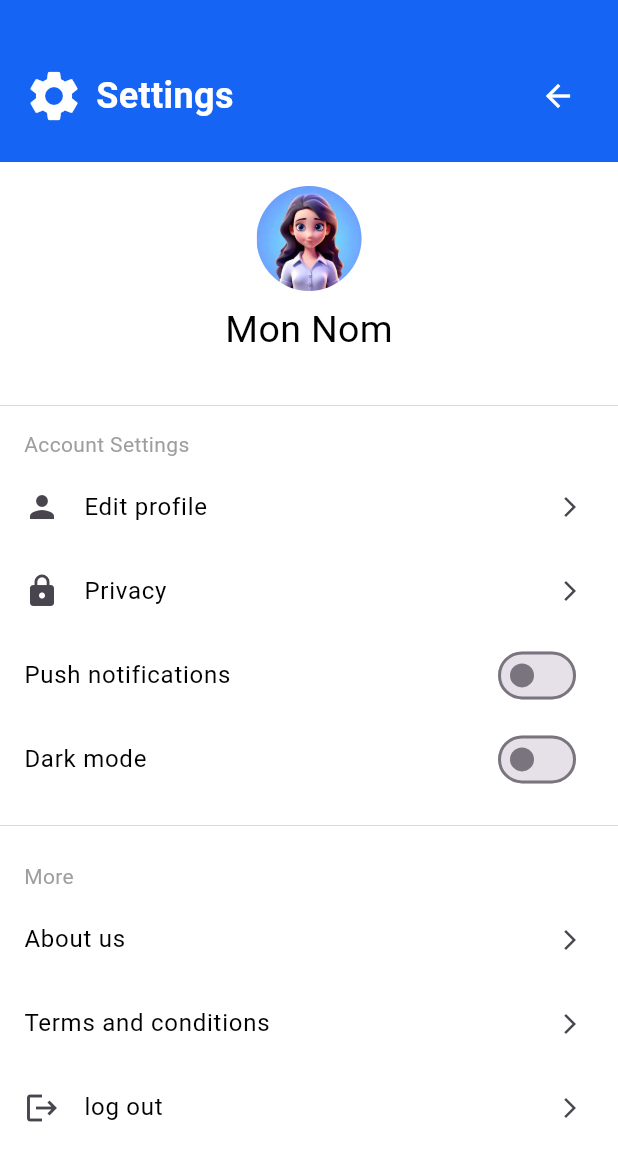
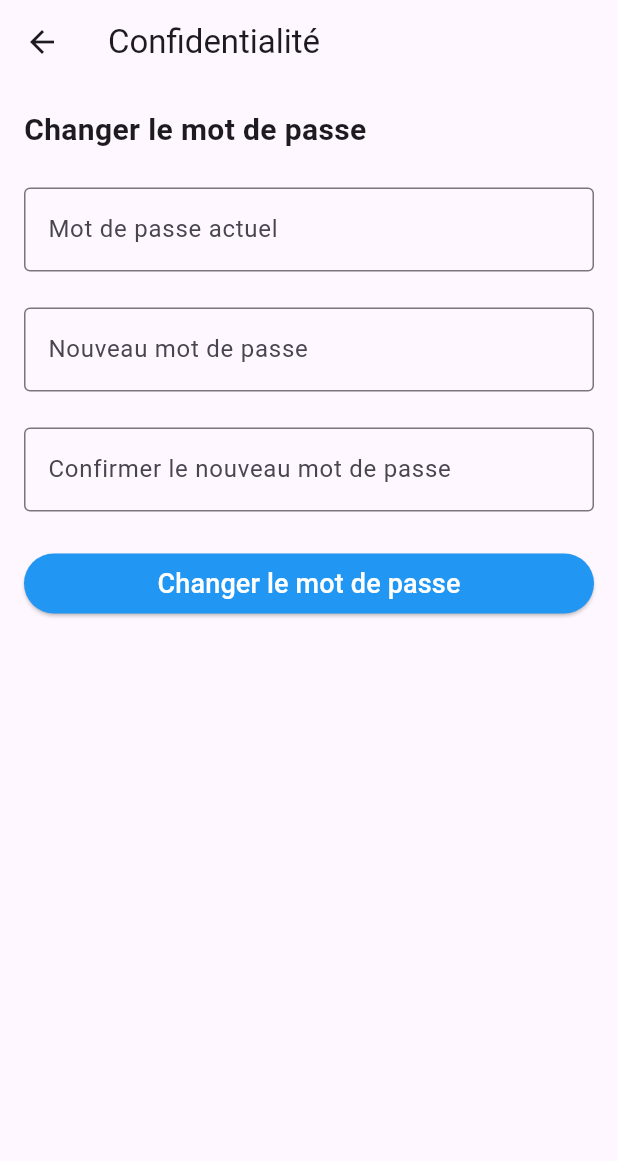
Before and after one commit to rachida13/projet_app, a Flutter app: the SettingsScreen screen opened by its route, after a tap on "Privacy", on a phone screen of 412 x 824 dp. Shown: the top 1161 px of the screen. Run offline on Flutter 3.47's test engine with Material 3 defaults, Android fonts, the light colour scheme and no system bars; our stand-ins replace flutter_tts, speech_to_text, supabase_flutter; accounts and stored records are empty.

Commit message:
la page de changer mot de passe

```diff
--- /dev/null
+++ b/lib/home_pages/change_password_page.dart
@@ -0,0 +1,136 @@
+import 'package:flutter/material.dart';
+
+class ChangePasswordPage extends StatefulWidget {
+  const ChangePasswordPage({super.key});
+
+  @override
+  State<ChangePasswordPage> createState() => _ChangePasswordPageState();
+}
+
+class _ChangePasswordPageState extends State<ChangePasswordPage> {
+  final _formKey = GlobalKey<FormState>();
+  final _currentPasswordController = TextEditingController();
+  final _newPasswordController = TextEditingController();
+  final _confirmPasswordController = TextEditingController();
+  bool _isLoading = false;
+
+  @override
+  void dispose() {
+    _currentPasswordController.dispose();
+    _newPasswordController.dispose();
+    _confirmPasswordController.dispose();
+    super.dispose();
+  }
+
+  Future<void> _changePassword() async {
+    if (_formKey.currentState!.validate()) {
+      setState(() {
+        _isLoading = true;
+      });
+
+      // Simuler une requête API
+      await Future.delayed(const Duration(seconds: 2));
+
+      setState(() {
+        _isLoading = false;
+      });
+
+      if (!mounted) return;
+      ScaffoldMessenger.of(context).showSnackBar(
+        const SnackBar(content: Text('Mot de passe changé avec succès!')),
+      );
+    }
+  }
+
+  @override
+  Widget build(BuildContext context) {
+    return Scaffold(
+      appBar: AppBar(
+        title: const Text('Confidentialité'),
+      ),
+      body: Padding(
+        padding: const EdgeInsets.all(16.0),
+        child: Form(
+          key: _formKey,
+          child: Column(
+            crossAxisAlignment: CrossAxisAlignment.start,
+            children: [
+              const Text(
+                'Changer le mot de passe',
+                style: TextStyle(fontSize: 20, fontWeight: FontWeight.bold),
+              ),
+              const SizedBox(height: 24),
+              TextFormField(
+                controller: _currentPasswordController,
+                obscureText: true,
+                decoration: const InputDecoration(
+                  labelText: 'Mot de passe actuel',
+                  border: OutlineInputBorder(),
+                ),
+                validator: (value) {
+                  if (value == null || value.isEmpty) {
+                    return 'Veuillez entrer votre mot de passe actuel';
+                  }
+                  return null;
+                },
+              ),
+              const SizedBox(height: 24),
+              TextFormField(
+                controller: _newPasswordController,
+                obscureText: true,
+                decoration: const InputDecoration(
+                  labelText: 'Nouveau mot de passe',
+                  border: OutlineInputBorder(),
+                ),
+                validator: (value) {
+                  if (value == null || value.isEmpty) {
+                    return 'Veuillez entrer un nouveau mot de passe';
+                  }
+                  if (value.length < 6) {
+                    return 'Le mot de passe doit contenir au moins 6 caractères';
+                  }
+                  return null;
+                },
+              ),
+              const SizedBox(height: 24),
+              TextFormField(
+                controller: _confirmPasswordController,
+                obscureText: true,
+                decoration: const InputDecoration(
+                  labelText: 'Confirmer le nouveau mot de passe',
+                  border: OutlineInputBorder(),
+                ),
+                validator: (value) {
+                  if (value == null || value.isEmpty) {
+                    return 'Veuillez confirmer votre nouveau mot de passe';
+                  }
+                  if (value != _newPasswordController.text) {
+                    return 'Les mots de passe ne correspondent pas';
+                  }
+                  return null;
+                },
+              ),
+              const SizedBox(height: 24),
+              SizedBox(
+                width: double.infinity,
+                child: ElevatedButton(
+                  style: ElevatedButton.styleFrom(
+                    backgroundColor: Colors.blue,
+                    foregroundColor: Colors.white,
+                  ),
+                  onPressed: _isLoading ? null : _changePassword,
+                  child: _isLoading
+                      ? const CircularProgressIndicator()
+                      : const Text(
+                          'Changer le mot de passe',
+                          style: TextStyle(fontSize: 18),
+                        ),
+                ),
+              ),
+            ],
+          ),
+        ),
+      ),
+    );
+  }
+}
--- a/lib/main.dart
+++ b/lib/main.dart
@@ -1,5 +1,6 @@
 import 'package:exam_app/home_pages/Sign_log_page.dart';
 import 'package:exam_app/home_pages/about_us.dart';
+import 'package:exam_app/home_pages/change_password_page.dart';
 import 'package:exam_app/home_pages/edit_icon.dart';
 import 'package:exam_app/home_pages/edit_profile.dart';
 import 'package:exam_app/home_pages/first_page.dart';
@@ -73,6 +74,7 @@ class MyApp extends StatelessWidget {
           '/selectionneavatr': (context) => SelectionneAvatr(),
           '/aboutus': (context) => AboutUs(),
           '/termsandconditions': (context) => TermsAndConditions(),
+          '/changepasswordpage': (context) => ChangePasswordPage(),
         });
   }
 }
```
Also changed, not shown: lib/home_pages/settings_screen.dart (+8 -2 lines), images/avatr_1.PNG (deleted), images/avatr_2.PNG (deleted), images/avatr_3.PNG (deleted), images/avatr_4.PNG (deleted), images/avatr_5.PNG (deleted), images/avatr_6.PNG (deleted), images/avatr_7.PNG (deleted), images/avatr_8.PNG (deleted), images/avatr_9.PNG (deleted).
